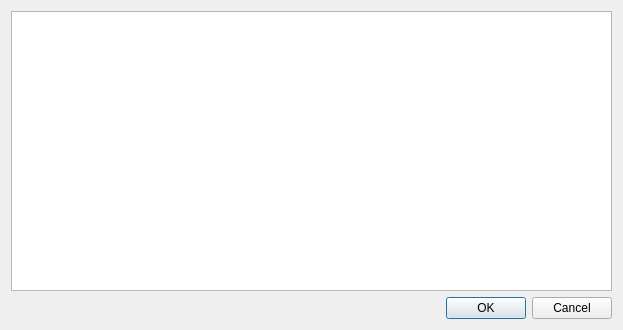
This is ilastik/widgets/featureDialog.ui in ilastik/ilastik as Qt 5 draws it before an edit. The edited form follows.
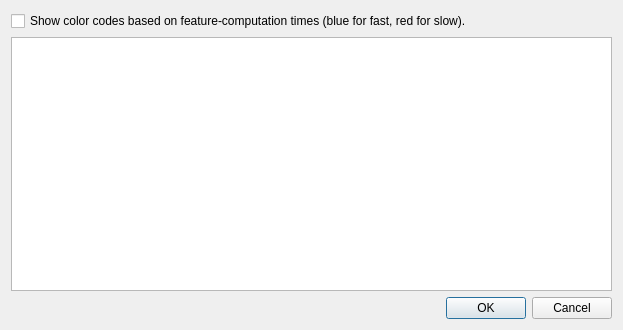
This is the edited form. Custom widgets are drawn as their Qt base class.

Commit message: Added color codes based on feature computation times to the feature dialog.

The edit to the form file:
```diff
--- a/ilastik/widgets/featureDialog.ui
+++ b/ilastik/widgets/featureDialog.ui
@@ -16,6 +16,13 @@
   <layout class="QGridLayout" name="gridLayout_2">
    <item row="0" column="0">
     <layout class="QVBoxLayout" name="verticalLayout">
+     <item>
+      <widget class="QCheckBox" name="colorCodesEnabled">
+       <property name="text">
+        <string>Show color codes based on feature-computation times (blue for fast, red for slow).</string>
+       </property>
+      </widget>
+     </item>
      <item>
       <widget class="FeatureTableWidget" name="featureTableWidget"/>
      </item>
```
The commit also changes 2 other files.
